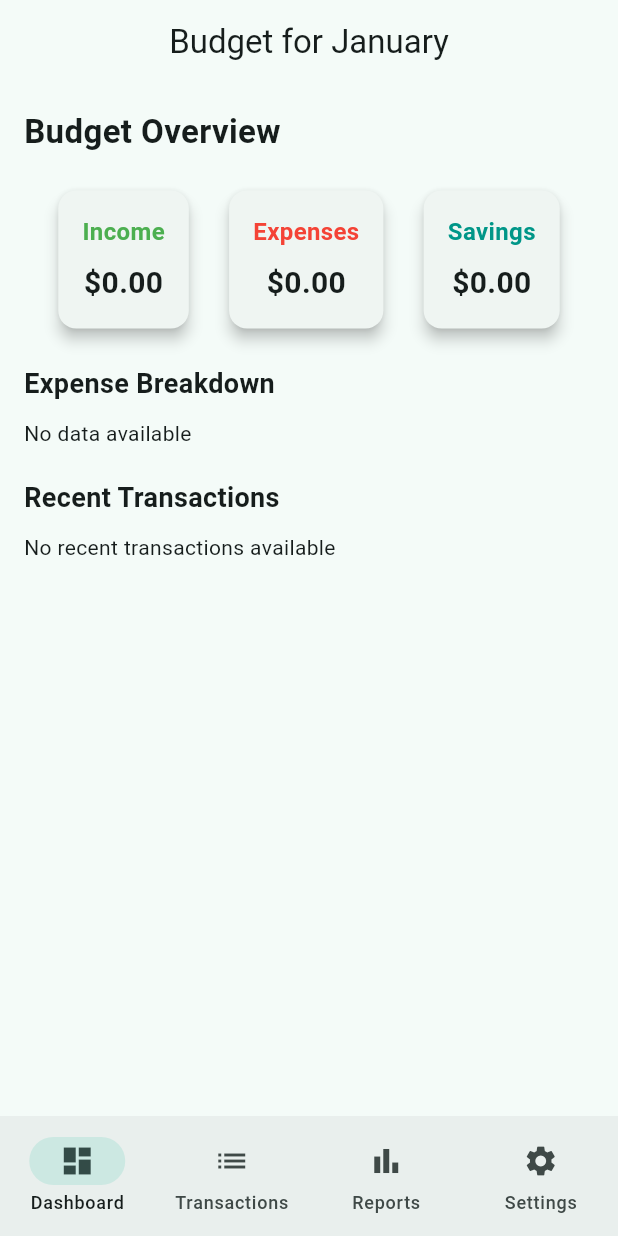
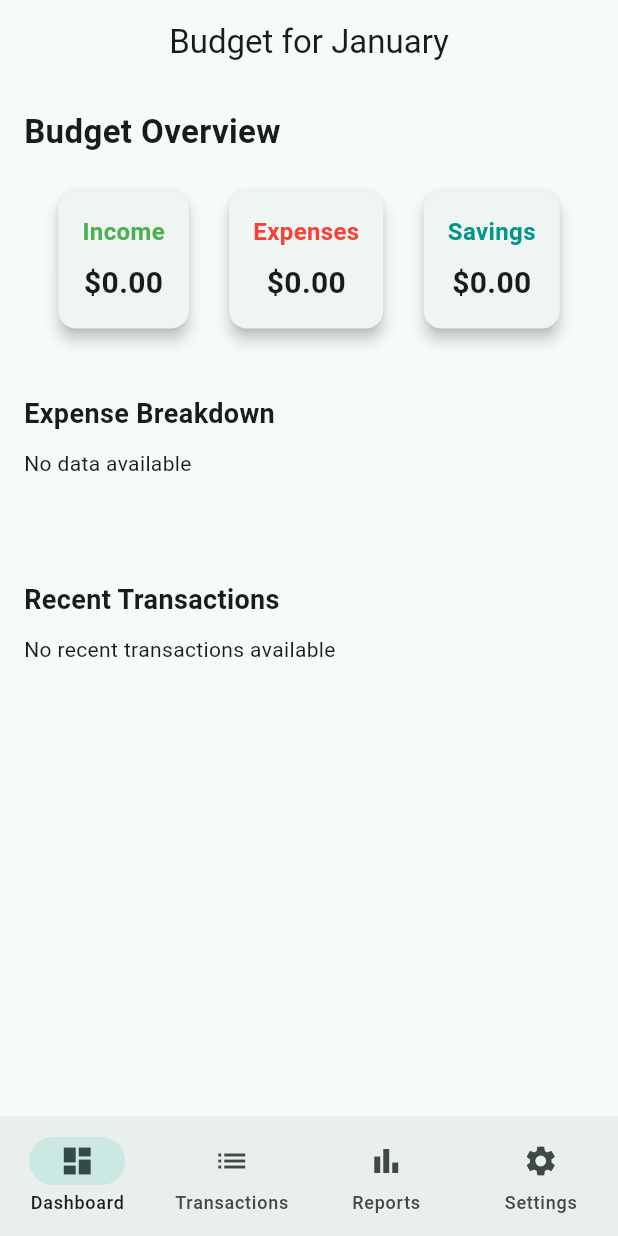
Before and after one commit to Ibrahim-Hashlamon/BudgetingApp, a Flutter app: the screen it shows after launch, on a phone screen of 412 x 824 dp. Run offline on Flutter 3.47's test engine with Material 3 defaults, Android fonts, the light colour scheme and no system bars; our stand-ins replace fl_chart, shared_preferences, sqflite; accounts and stored records are empty.

Commit message:
Spacing between dashboard objects and AddTransactionScreen objects

```diff
--- a/lib/screens/screen_dashboard.dart
+++ b/lib/screens/screen_dashboard.dart
@@ -90,7 +90,7 @@ class _DashboardScreenState extends State<DashboardScreen> {
                 _buildSummaryCard('Savings', _totalIncome - _totalExpenses, Colors.teal),
               ],
             ),
-            const SizedBox(height: 20),
+            const SizedBox(height: 40),
             const Text(
               'Expense Breakdown',
               style: TextStyle(fontSize: 18, fontWeight: FontWeight.bold),
@@ -114,7 +114,7 @@ class _DashboardScreenState extends State<DashboardScreen> {
                 ),
               ),
             ),
-            const SizedBox(height: 20),
+            const SizedBox(height: 68),
             const Text(
               'Recent Transactions',
               style: TextStyle(fontSize: 18, fontWeight: FontWeight.bold),
--- a/lib/screens/screen_transactions.dart
+++ b/lib/screens/screen_transactions.dart
@@ -167,11 +167,13 @@ class _AddTransactionScreenState extends State<AddTransactionScreen> {
     controller: _titleController,
     decoration: const InputDecoration(labelText: 'Title'),
     ),
+    const SizedBox(height: 20),
     TextField(
     controller: _amountController,
     decoration: const InputDecoration(labelText: 'Amount'),
     keyboardType: TextInputType.number,
     ),
+      const SizedBox(height: 20),
     DropdownButton<String>(
     value: _type,
     items: const [
```
